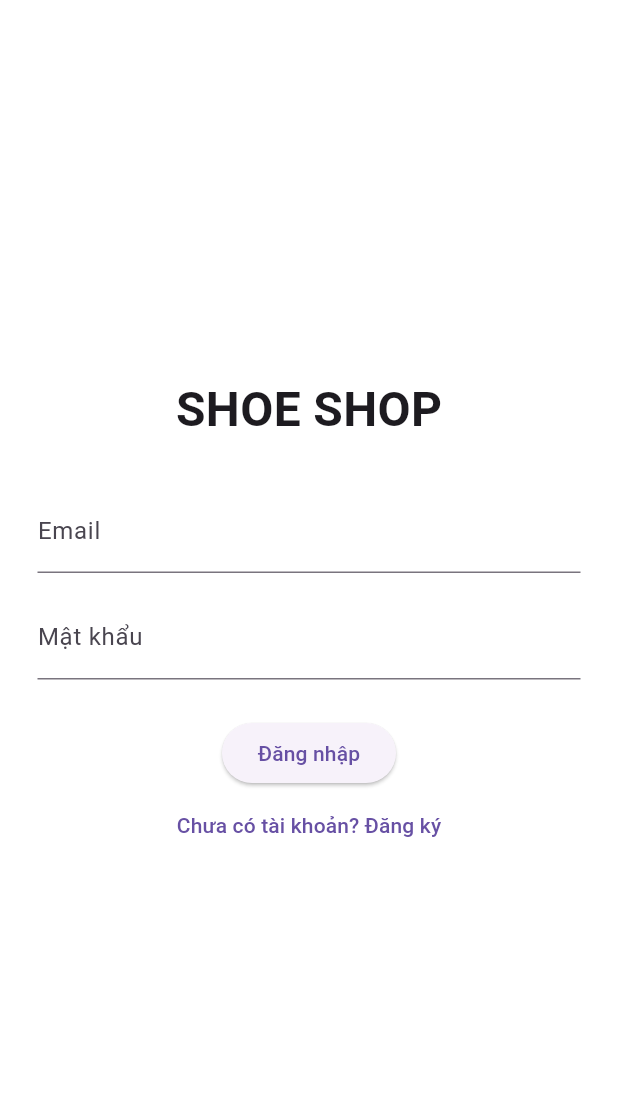
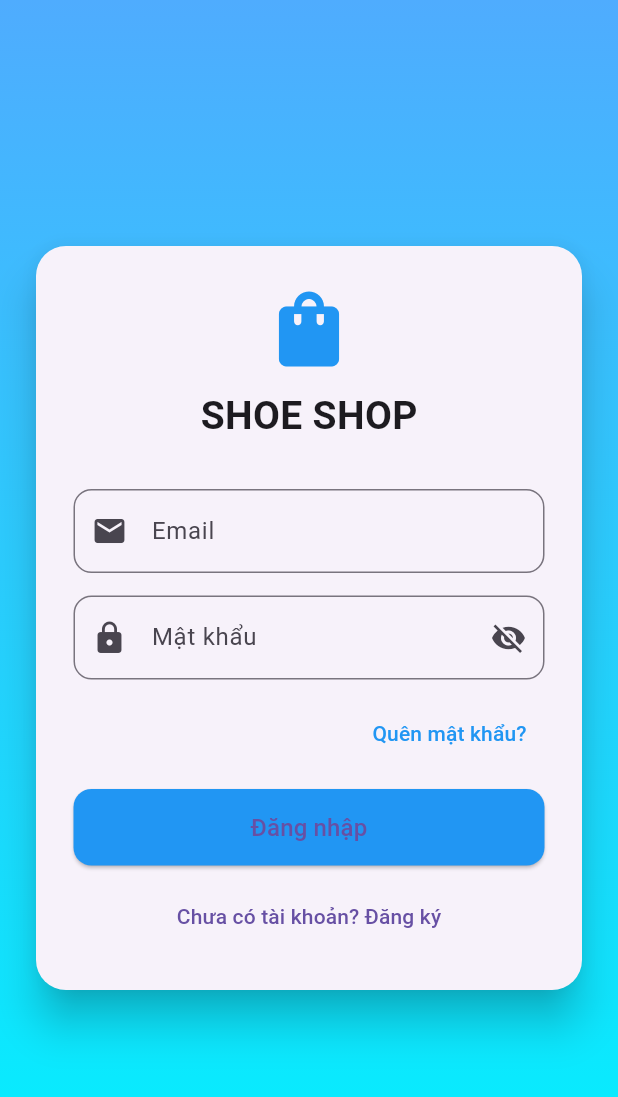
Before and after one commit to NgVanTung0202/shoeshop_prm392, a Flutter app: the LoginScreen screen opened by its route, on a phone screen of 412 x 824 dp. Shown: the top 1097 px of the screen. Run offline on Flutter 3.47's test engine with Material 3 defaults, Android fonts, the phone set to English and light mode, and no system bars; our stand-ins replace cloud_firestore, firebase_auth, firebase_core, firebase_storage, fl_chart, flutter_rating_bar and 1 more; missing offline and left inert: file_selector; accounts and stored records are empty.

Commit message:
fix: update profile + user management

```diff
--- a/lib/main.dart
+++ b/lib/main.dart
@@ -7,6 +7,7 @@ import 'screens/login_screen.dart';
 import 'screens/admin_dashboard_screen.dart';
 import 'screens/customer_home_screen.dart';
 import 'screens/admin_orders_screen.dart';
+import 'screens/forgot_password_screen.dart';
 import 'scripts/seeder.dart';
 
 void main() async {
@@ -46,6 +47,7 @@ class MyApp extends StatelessWidget {
       // Định nghĩa các tuyến đường (routes) để dễ dàng chuyển màn hình
       routes: {
         '/login': (context) => const LoginScreen(),
+        '/forgot-password': (context) => const ForgotPasswordScreen(),
         '/admin': (context) => AdminDashboardScreen(),
         '/home': (context) => const CustomerHomeScreen(),
         '/admin_orders': (context) => const AdminOrdersScreen(),
--- a/lib/screens/admin_users_screen.dart
+++ b/lib/screens/admin_users_screen.dart
@@ -424,7 +424,10 @@ class AdminUsersScreen extends StatelessWidget {
                   leading: CircleAvatar(
                     backgroundColor: _roleColor(role).withValues(alpha: 0.15),
                     child: Text(
-                      (name.isNotEmpty ? name[0] : email[0]).toUpperCase(),
+                      (name.isNotEmpty
+                              ? name[0]
+                              : (email.isNotEmpty ? email[0] : '?'))
+                          .toUpperCase(),
                       style: TextStyle(
                         color: _roleColor(role),
                         fontWeight: FontWeight.bold,
--- a/lib/screens/login_screen.dart
+++ b/lib/screens/login_screen.dart
@@ -2,6 +2,7 @@ import 'package:flutter/material.dart';
 import 'package:cloud_firestore/cloud_firestore.dart';
 import '../services/auth_service.dart';
 import 'register_screen.dart';
+import 'forgot_password_screen.dart';
 
 class LoginScreen extends StatefulWidget {
   const LoginScreen({super.key});
@@ -14,7 +15,9 @@ class _LoginScreenState extends State<LoginScreen> {
   final _emailController = TextEditingController();
   final _passwordController = TextEditingController();
   final AuthService _authService = AuthService();
+
   bool _isLoading = false;
+  bool _obscurePassword = true; // 👁️ thêm dòng này
 
   Future<void> _handleLogin() async {
     setState(() => _isLoading = true);
@@ -26,18 +29,17 @@ class _LoginScreenState extends State<LoginScreen> {
       );
 
       if (user != null) {
-        // Lấy thông tin từ Firestore
         final userDoc = await FirebaseFirestore.instance
             .collection("users")
             .doc(user.uid)
             .get();
+
         final data = userDoc.data();
         final String role = data?["role"] ?? "customer";
 
-        // Chỉ chặn nếu tài khoản được đánh dấu cần xác thực email
-        // (flag này chỉ được set với customer mới đăng ký)
         final bool needsVerification =
-            data?["requireEmailVerification"] == true && !user.emailVerified;
+            data?["requireEmailVerification"] == true &&
+                !user.emailVerified;
 
         if (needsVerification) {
           await _authService.logout();
@@ -47,12 +49,14 @@ class _LoginScreenState extends State<LoginScreen> {
           showDialog(
             context: context,
             builder: (ctx) => AlertDialog(
-              icon: const Icon(Icons.mark_email_unread_outlined,
-                  size: 40, color: Colors.orange),
+              icon: const Icon(
+                Icons.mark_email_unread_outlined,
+                size: 40,
+                color: Colors.orange,
+              ),
               title: const Text("Email chưa xác thực"),
               content: const Text(
-                "Vui lòng kiểm tra hộp thư và bấm vào link xác thực trước khi đăng nhập.\n\n"
-                "Bạn có muốn gửi lại email xác thực không?",
+                "Vui lòng kiểm tra hộp thư và xác thực trước khi đăng nhập.\n\nBạn có muốn gửi lại email không?",
               ),
               actions: [
                 TextButton(
@@ -72,7 +76,8 @@ class _LoginScreenState extends State<LoginScreen> {
                       await _authService.logout();
                       messenger.showSnackBar(
                         const SnackBar(
-                            content: Text("Đã gửi lại email xác thực")),
+                          content: Text("Đã gửi lại email xác thực"),
+                        ),
                       );
                     } catch (_) {}
                   },
@@ -86,8 +91,8 @@ class _LoginScreenState extends State<LoginScreen> {
 
         if (!mounted) return;
 
-        // Xóa flag requireEmailVerification nếu đã xác thực thành công
-        if (user.emailVerified && data?["requireEmailVerification"] == true) {
+        if (user.emailVerified &&
+            data?["requireEmailVerification"] == true) {
           await FirebaseFirestore.instance
               .collection("users")
               .doc(user.uid)
@@ -115,45 +120,152 @@ class _LoginScreenState extends State<LoginScreen> {
   @override
   Widget build(BuildContext context) {
     return Scaffold(
-      body: Padding(
+      body: Container(
+        decoration: const BoxDecoration(
+          gradient: LinearGradient(
+            colors: [Color(0xFF4facfe), Color(0xFF00f2fe)],
+            begin: Alignment.topCenter,
+            end: Alignment.bottomCenter,
+          ),
+        ),
+        child: Center(
+          child: SingleChildScrollView(
+            child: Padding(
+              padding: const EdgeInsets.all(20),
+              child: Card(
+                elevation: 12,
+                shape: RoundedRectangleBorder(
+                  borderRadius: BorderRadius.circular(20),
+                ),
+                child: Padding(
                   padding: const EdgeInsets.all(25),
-        child: Center(
                   child: Column(
                     mainAxisSize: MainAxisSize.min,
                     children: [
+                      const Icon(Icons.shopping_bag,
+                          size: 60, color: Colors.blue),
+                      const SizedBox(height: 10),
+
                       const Text(
                         "SHOE SHOP",
-                style: TextStyle(fontSize: 32, fontWeight: FontWeight.bold),
+                        style: TextStyle(
+                          fontSize: 26,
+                          fontWeight: FontWeight.bold,
                         ),
+                      ),
+
                       const SizedBox(height: 30),
+
+                      /// EMAIL
                       TextField(
                         controller: _emailController,
                         keyboardType: TextInputType.emailAddress,
-                decoration: const InputDecoration(labelText: "Email"),
+                        decoration: InputDecoration(
+                          prefixIcon: const Icon(Icons.email),
+                          labelText: "Email",
+                          border: OutlineInputBorder(
+                            borderRadius: BorderRadius.circular(12),
                           ),
+                        ),
+                      ),
+
                       const SizedBox(height: 15),
+
+                      /// PASSWORD 👁️
                       TextField(
                         controller: _passwordController,
-                obscureText: true,
-                decoration: const InputDecoration(labelText: "Mật khẩu"),
+                        obscureText: _obscurePassword,
+                        decoration: InputDecoration(
+                          prefixIcon: const Icon(Icons.lock),
+                          labelText: "Mật khẩu",
+                          border: OutlineInputBorder(
+                            borderRadius: BorderRadius.circular(12),
                           ),
-              const SizedBox(height: 25),
-              ElevatedButton(
-                onPressed: _isLoading ? null : _handleLogin,
+                          suffixIcon: IconButton(
+                            icon: Icon(
+                              _obscurePassword
+                                  ? Icons.visibility_off
+                                  : Icons.visibility,
+                            ),
+                            onPressed: () {
+                              setState(() {
+                                _obscurePassword = !_obscurePassword;
+                              });
+                            },
+                          ),
+                        ),
+                      ),
+
+                      const SizedBox(height: 12),
+
+                      /// FORGOT PASSWORD LINK
+                      Align(
+                        alignment: Alignment.centerRight,
+                        child: TextButton(
+                          onPressed: () => Navigator.push(
+                            context,
+                            MaterialPageRoute(
+                              builder: (_) =>
+                                  const ForgotPasswordScreen(),
+                            ),
+                          ),
+                          child: const Text(
+                            'Quên mật khẩu?',
+                            style: TextStyle(
+                              color: Colors.blue,
+                              fontSize: 14,
+                            ),
+                          ),
+                        ),
+                      ),
+
+                      const SizedBox(height: 13),
+
+                      /// BUTTON LOGIN
+                      SizedBox(
+                        width: double.infinity,
+                        child: ElevatedButton(
+                          style: ElevatedButton.styleFrom(
+                            padding:
+                                const EdgeInsets.symmetric(vertical: 14),
+                            shape: RoundedRectangleBorder(
+                              borderRadius: BorderRadius.circular(12),
+                            ),
+                            backgroundColor: Colors.blue,
+                          ),
+                          onPressed:
+                              _isLoading ? null : _handleLogin,
                           child: _isLoading
-                    ? const CircularProgressIndicator()
-                    : const Text("Đăng nhập"),
+                              ? const CircularProgressIndicator(
+                                  color: Colors.white,
+                                )
+                              : const Text(
+                                  "Đăng nhập",
+                                  style: TextStyle(fontSize: 16),
                                 ),
+                        ),
+                      ),
+
+                      const SizedBox(height: 10),
+
+                      /// REGISTER
                       TextButton(
                         onPressed: () => Navigator.push(
                           context,
                           MaterialPageRoute(
-                    builder: (_) => const RegisterScreen(),
+                            builder: (_) =>
+                                const RegisterScreen(),
                           ),
                         ),
-                child: const Text("Chưa có tài khoản? Đăng ký"),
+                        child: const Text(
+                          "Chưa có tài khoản? Đăng ký",
+                        ),
                       ),
                     ],
+                  ),
+                ),
+              ),
+            ),
           ),
         ),
       ),
```
Also changed, not shown: lib/screens/forgot_password_screen.dart (added, +210 -0 lines), lib/services/auth_service.dart (+36 -0 lines), lib/services/firestore_service.dart (+17 -1 lines). Lines whose indentation alone changed are shown as unchanged.
